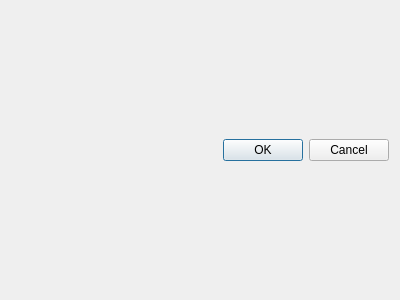
First picture: the form in Qt/addcarte.ui, repository Swoking/COAC2016, before the edit.
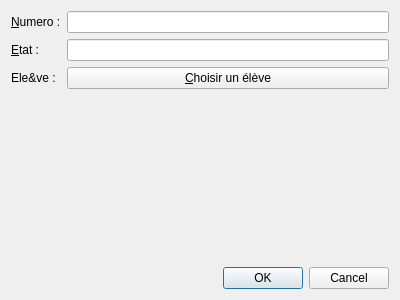
Second picture: the form after the edit.

What changed in the file:
```diff
--- a/Qt/addcarte.ui
+++ b/Qt/addcarte.ui
@@ -14,7 +14,7 @@
    <string>Dialog</string>
   </property>
   <layout class="QGridLayout" name="gridLayout">
-   <item row="0" column="0">
+   <item row="1" column="0">
     <widget class="QDialogButtonBox" name="buttonBox">
      <property name="orientation">
       <enum>Qt::Horizontal</enum>
@@ -24,6 +24,50 @@
      </property>
     </widget>
    </item>
+   <item row="0" column="0">
+    <layout class="QFormLayout" name="formLayout">
+     <item row="0" column="0">
+      <widget class="QLabel" name="labNum">
+       <property name="text">
+        <string>&amp;Numero :</string>
+       </property>
+       <property name="buddy">
+        <cstring>ledtNum</cstring>
+       </property>
+      </widget>
+     </item>
+     <item row="1" column="0">
+      <widget class="QLabel" name="labEtat">
+       <property name="text">
+        <string>&amp;Etat :</string>
+       </property>
+       <property name="buddy">
+        <cstring>ledtEtat</cstring>
+       </property>
+      </widget>
+     </item>
+     <item row="2" column="0">
+      <widget class="QLabel" name="labEleve">
+       <property name="text">
+        <string>Ele&amp;ve :</string>
+       </property>
+      </widget>
+     </item>
+     <item row="0" column="1">
+      <widget class="QLineEdit" name="ledtNum"/>
+     </item>
+     <item row="1" column="1">
+      <widget class="QLineEdit" name="ledtEtat"/>
+     </item>
+     <item row="2" column="1">
+      <widget class="QPushButton" name="pbuChooseEleve">
+       <property name="text">
+        <string>&amp;Choisir un élève</string>
+       </property>
+      </widget>
+     </item>
+    </layout>
+   </item>
   </layout>
  </widget>
  <resources/>
```
Left out of the diff: 8 changed lines with no effect on the pictures.
